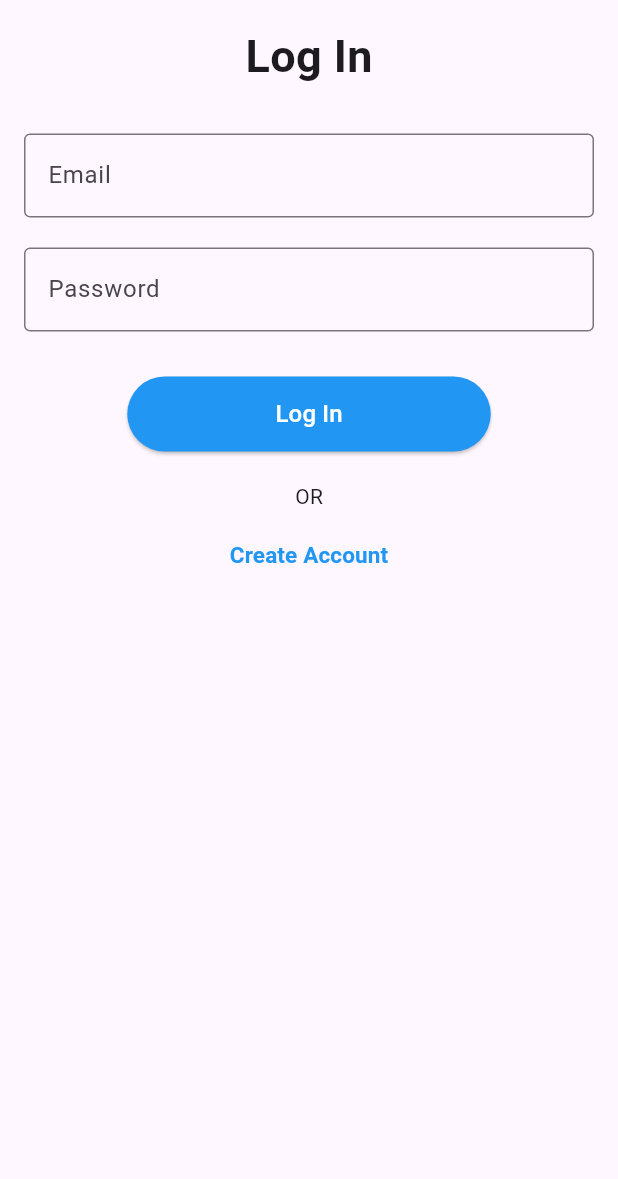
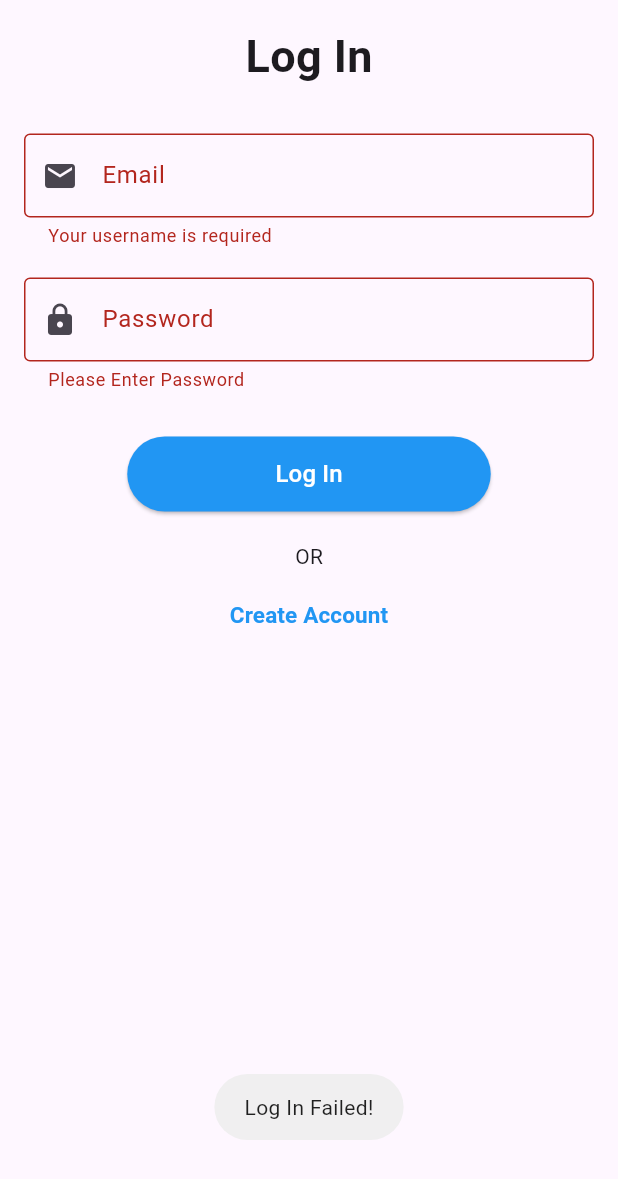
Before and after one commit to arpitWork1999/chat_app, a Flutter app: the screen it shows after launch, after a tap on "Log In", on a phone screen of 412 x 824 dp. Shown: the top 1179 px of the screen. Run offline on Flutter 3.47's test engine with Material 3 defaults, Android fonts, the phone set to English and light mode, and no system bars; our stand-ins replace cloud_firestore, country_code_picker, firebase_auth, firebase_core, fluttertoast; accounts and stored records are empty.

Commit message:
Worked on validations

```diff
--- a/lib/main.dart
+++ b/lib/main.dart
@@ -45,12 +45,13 @@ class AuthenticationWrapper extends StatelessWidget {
   @override
   Widget build(BuildContext context) {
     return Consumer<AuthProvider>(builder: (context,authProvider,child){
-      if(authProvider.isSignedIn){
-        return HomeScreen();
-      }
-      else{
-        return LoginScreen();
-      }
+      return LoginScreen();
+      // if(authProvider.isSignedIn){
+      //   return HomeScreen();
+      // }
+      // else{
+      //   return LoginScreen();
+      // }
     });
   }
 }
--- a/lib/providers/auth_provider.dart
+++ b/lib/providers/auth_provider.dart
@@ -2,17 +2,17 @@ import 'package:flutter/material.dart';
 import 'package:firebase_auth/firebase_auth.dart';
 import 'package:cloud_firestore/cloud_firestore.dart';
 
-class AuthProvider with ChangeNotifier {
-  final FirebaseAuth _auth = FirebaseAuth.instance;
-  final FirebaseFirestore _firestore = FirebaseFirestore.instance;
+class AuthProvider extends ChangeNotifier {
+  // final FirebaseAuth _auth = FirebaseAuth.instance;
+  // final FirebaseFirestore _firestore = FirebaseFirestore.instance;
 
-  User? get currentUser => _auth.currentUser;
-  bool get isSignedIn => currentUser != null;
+  // User? get currentUser => _auth.currentUser;
+  // bool get isSignedIn => currentUser != null;
 
-  Future<void> signin(String email, String password) async {
-    await _auth.signInWithEmailAndPassword(email: email, password: password);
-    notifyListeners();
-  }
+  // Future<void> signin(String email, String password) async {
+  //   await _auth.signInWithEmailAndPassword(email: email, password: password);
+  //   notifyListeners();
+  // }
 
   // Future<void> signup(String email, String password, String name, String imageUrl) async {
   //   UserCredential userCredential = await _auth.createUserWithEmailAndPassword(
@@ -26,8 +26,16 @@ class AuthProvider with ChangeNotifier {
   //   notifyListeners();
   // }
 
-  Future<void> signOut() async{
-    await _auth.signOut();
+  // Future<void> signOut() async{
+  //   await _auth.signOut();
+  //   notifyListeners();
+  // }
+   String _countryCode = '+91';
+
+  String get countryCode => _countryCode;
+
+  set name (String newCountryCode) {
+    _countryCode = newCountryCode;
     notifyListeners();
   }
 }
--- a/lib/screens/login_screen.dart
+++ b/lib/screens/login_screen.dart
@@ -13,8 +13,21 @@ class LoginScreen extends StatefulWidget {
 }
 
 class _LoginScreenState extends State<LoginScreen> {
+  final formKey = GlobalKey<FormState>();
+
   final TextEditingController _emailController = TextEditingController();
   final TextEditingController _passController = TextEditingController();
+
+  String? _username, _password;
+
+  void logIn(){
+    if(formKey.currentState!.validate()){
+      print("Logged In");
+    }
+    else{
+      Fluttertoast.showToast(msg: "Log In Failed!");
+    }
+  }
 
   @override
   Widget build(BuildContext context) {
@@ -27,10 +40,12 @@ class _LoginScreenState extends State<LoginScreen> {
         child: Padding(
           padding: const EdgeInsets.all(16),
           child: SingleChildScrollView(
+            child: Form(
+              key: formKey,
               child: Column(
                 mainAxisAlignment: MainAxisAlignment.center,
                 children: [
-                Text(
+                  const Text(
                     "Log In",
                     style: TextStyle(fontSize: 30, fontWeight: FontWeight.w700),
                   ),
@@ -41,21 +56,38 @@ class _LoginScreenState extends State<LoginScreen> {
                     controller: _emailController,
                     keyboardType: TextInputType.emailAddress,
                     decoration: const InputDecoration(
+                      prefixIcon: Icon(Icons.email),
                         labelText: "Email", border: OutlineInputBorder()),
                     validator: (value) {
-                    if (value == null || value.isEmpty) {
-                      return "Please Enter Email";
+                      if (value!.isEmpty ||
+                          !RegExp(r"^(?!.*\s)[a-zA-Z0-9.a-zA-Z0-9.!#$%&'*+-/=?^_`{|}~]+@[a-zA-Z0-9]+\.[a-zA-Z]+(?!.*\s)")
+                              .hasMatch(value)) {
+                        if (value == '') {
+                          return "Your username is required";
+                        } else {
+                          return "Please provide a valid email address";
+                        }
                       }
                       return null;
                     },
+                    onSaved: (value)=>_username,
+
+                    // validator: (value) {
+                    //   if (value == null || value.isEmpty) {
+                    //     return "Please Enter Email";
+                    //   }
+                    //   return null;
+                    // },
                   ),
                   const SizedBox(
                     height: 20,
                   ),
                   TextFormField(
                     controller: _passController,
+                    obscureText: true,
                     keyboardType: TextInputType.visiblePassword,
                     decoration: const InputDecoration(
+                      prefixIcon: Icon(Icons.lock),
                         labelText: "Password", border: OutlineInputBorder()),
                     validator: (value) {
                       if (value == null || value.isEmpty) {
@@ -63,6 +95,7 @@ class _LoginScreenState extends State<LoginScreen> {
                       }
                       return null;
                     },
+                    onSaved: (value)=> _password,
                   ),
                   const SizedBox(
                     height: 30,
@@ -71,20 +104,21 @@ class _LoginScreenState extends State<LoginScreen> {
                     height: 50,
                     width: MediaQuery.of(context).size.width / 1.7,
                     child: ElevatedButton(
-                      onPressed: () async {
-                        try {
-                          await authProvider.signin(
-                              _emailController.text, _passController.text);
-                          Fluttertoast.showToast(msg: "Login Success");
-
-                          Navigator.pushReplacement(
-                              context,
-                              MaterialPageRoute(
-                                  builder: (context) => HomeScreen()));
-                        } catch (e) {
-                          print(e);
-                        }
-                      },
+                      onPressed: logIn,
+                        // onPressed: () async {
+                        //   try {
+                        //     await authProvider.signin(
+                        //         _emailController.text, _passController.text);
+                        //     Fluttertoast.showToast(msg: "Login Success");
+                        //
+                        //     Navigator.pushReplacement(
+                        //         context,
+                        //         MaterialPageRoute(
+                        //             builder: (context) => HomeScreen()));
+                        //   } catch (e) {
+                        //     print(e);
+                        //   }
+                        // },
                         style: ElevatedButton.styleFrom(
                             backgroundColor: Colors.blue,
                             foregroundColor: Colors.white),
@@ -120,6 +154,7 @@ class _LoginScreenState extends State<LoginScreen> {
             ),
           ),
         ),
+      ),
     );
   }
 }
--- a/pubspec.yaml
+++ b/pubspec.yaml
@@ -42,6 +42,9 @@ dependencies:
   provider: ^6.1.2
   image_picker: ^1.1.2
   fluttertoast: ^8.2.10
+  http: ^1.2.2
+  another_flushbar: ^1.12.30
+  country_code_picker: ^3.1.0
 
 dev_dependencies:
   flutter_test:
```
Also changed, not shown: lib/screens/signup_screen.dart (+148 -41 lines), lib/utilities/validtor.dart (added, +11 -0 lines), lib/apiService/api_service.dart (added), pubspec.lock. Lines whose indentation alone changed are shown as unchanged.
